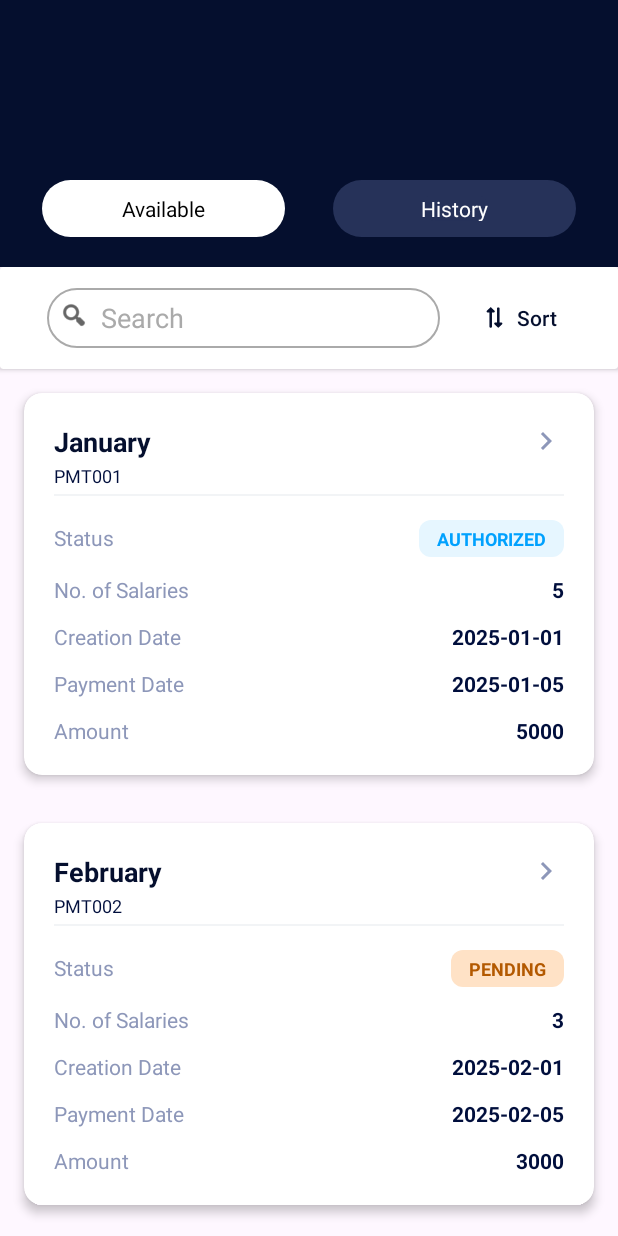
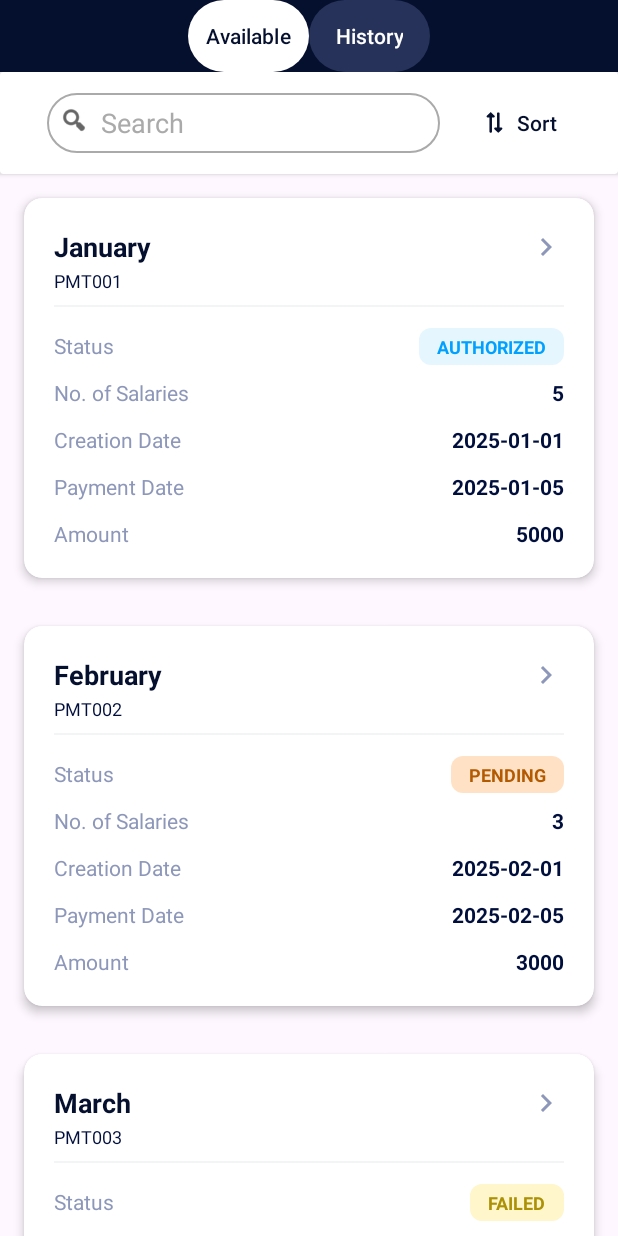
Before and after one commit to gaonkarswapnil/WPS_UI, an Android app: the screen it shows after launch (MainActivity), on a phone screen of 412 x 824 dp. Run offline under Robolectric (Android 15) with nearby library versions, the phone set to English and light mode, and no system bars; our stand-ins replace Shimmer.

Commit message:
view fix

```diff
--- a/app/src/main/java/com/example/wpsui/MainFragment.kt
+++ b/app/src/main/java/com/example/wpsui/MainFragment.kt
@@ -34,14 +34,18 @@ class MainFragment : Fragment() {
         binding.tabLayout.removeAllTabs()
 
         // Tab names
+//        val tabNames = listOf("Available", "History")
+//        for (name in tabNames) {
+//            val tab = binding.tabLayout.newTab()
+//            tab.setCustomView(R.layout.custom_tab)
+//            val textView = tab.customView?.findViewById<TextView>(R.id.tabText)
+//            textView?.text = name
+//            tab.customView?.isSelected = tab.position == 0 // select first tab by default
+//            binding.tabLayout.addTab(tab)
+//        }
         val tabNames = listOf("Available", "History")
         for (name in tabNames) {
-            val tab = binding.tabLayout.newTab()
-            tab.setCustomView(R.layout.custom_tab)
-            val textView = tab.customView?.findViewById<TextView>(R.id.tabText)
-            textView?.text = name
-            tab.customView?.isSelected = tab.position == 0 // select first tab by default
-            binding.tabLayout.addTab(tab)
+            binding.tabLayout.addTab(binding.tabLayout.newTab().setText(name))
         }
 
         // Tab selection listener
--- a/app/src/main/res/color/tab_text_selector.xml
+++ b/app/src/main/res/color/tab_text_selector.xml
@@ -1,5 +1,11 @@
 <?xml version="1.0" encoding="utf-8"?>
+<!--<selector xmlns:android="http://schemas.android.com/apk/res/android">-->
+<!--    <item android:state_selected="true" android:color="@android:color/black"/>-->
+<!--    <item android:color="@android:color/white"/>-->
+<!--</selector>-->
+
+
 <selector xmlns:android="http://schemas.android.com/apk/res/android">
-    <item android:state_selected="true" android:color="@android:color/black"/>
-    <item android:color="@android:color/white"/>
+    <item android:color="@color/dark_blue" android:state_selected="true"/>
+    <item android:color="@color/white"/>
 </selector>
--- a/app/src/main/res/layout/fragment_main.xml
+++ b/app/src/main/res/layout/fragment_main.xml
@@ -9,18 +9,19 @@
     <com.google.android.material.tabs.TabLayout
         android:id="@+id/tabLayout"
         android:layout_width="match_parent"
-        android:layout_height="178dp"
+        android:layout_height="wrap_content"
         android:background="@color/dark_blue"
-        android:paddingTop="100dp"
         app:layout_constraintEnd_toEndOf="parent"
         app:layout_constraintHorizontal_weight="1"
         app:layout_constraintStart_toStartOf="parent"
         app:layout_constraintTop_toTopOf="parent"
-        app:tabGravity="fill"
+        app:tabGravity="center"
         app:tabIndicatorHeight="0dp"
         app:tabMode="auto"
+
         app:tabRippleColor="@android:color/transparent"
-        app:tabTextAppearance="@style/CustomTabTextStyle" />
+        app:tabTextColor="@color/tab_text_selector"
+        app:tabBackground="@drawable/tab_background"/>
 
     <FrameLayout
         android:id="@+id/fragmentContainer"
--- a/app/src/main/res/layout/fragment_status_state.xml
+++ b/app/src/main/res/layout/fragment_status_state.xml
@@ -35,7 +35,7 @@
                 app:layout_constraintTop_toTopOf="parent"
                 app:layout_constraintStart_toStartOf="parent"
                 app:layout_constraintEnd_toEndOf="parent"
-               />
+                />
 
             <!-- Payroll Row -->
             <LinearLayout
@@ -133,7 +133,7 @@
                 android:paddingTop="16dp"
                 app:layout_constraintBottom_toBottomOf="parent">
 
-                <LinearLayout
+                <androidx.constraintlayout.widget.ConstraintLayout
                     android:id="@+id/content_layout"
                     android:orientation="vertical"
                     android:layout_width="match_parent"
@@ -151,7 +151,8 @@
                         app:layout_constraintEnd_toEndOf="parent"
                         app:layout_constraintHorizontal_bias="0.0"
                         app:layout_constraintStart_toStartOf="parent"
-                        app:layout_constraintTop_toBottomOf="@+id/ll_payroll">
+                        app:layout_constraintTop_toTopOf="parent"
+                        >
 
                         <androidx.constraintlayout.widget.ConstraintLayout
                             android:layout_width="match_parent"
@@ -216,7 +217,7 @@
                         android:id="@+id/cv_salaries"
                         android:layout_width="match_parent"
                         android:layout_height="wrap_content"
-                       android:layout_marginTop="32dp"
+                        android:layout_marginTop="32dp"
                         app:cardCornerRadius="16dp"
                         app:cardElevation="8dp"
                         app:layout_constraintEnd_toEndOf="parent"
@@ -431,6 +432,7 @@
                                 app:layout_constraintStart_toStartOf="parent"
                                 app:layout_constraintTop_toBottomOf="@id/tv_payment_date_label" />
 
+                            <!-- Description Section -->
                             <TextView
                                 android:id="@+id/tv_employer_name"
                                 android:layout_width="0dp"
@@ -440,10 +442,10 @@
                                 android:textColor="@color/label"
                                 android:textSize="14sp"
                                 app:layout_constraintEnd_toEndOf="parent"
+                                app:layout_constraintHorizontal_bias="0.0"
                                 app:layout_constraintStart_toStartOf="parent"
                                 app:layout_constraintTop_toBottomOf="@id/tv_employer_title" />
 
-                            <!-- Description Section -->
                             <TextView
                                 android:id="@+id/tv_description_title"
                                 android:layout_width="wrap_content"
@@ -484,17 +486,21 @@
                     </androidx.cardview.widget.CardView>
 
 
-                    <LinearLayout
+                    <androidx.constraintlayout.widget.ConstraintLayout
                         android:id="@+id/ll_authorize_payment"
                         android:layout_width="match_parent"
                         android:layout_height="wrap_content"
                         android:gravity="center"
                         android:orientation="vertical"
                         android:visibility="gone"
-                        android:layout_marginBottom="10dp"
+                        android:layout_marginTop="12dp"
+                        android:layout_marginBottom="12dp"
                         app:layout_constraintTop_toBottomOf="@+id/cv_status">
 
                         <Button
+                            app:layout_constraintTop_toTopOf="parent"
+                            app:layout_constraintStart_toStartOf="parent"
+                            app:layout_constraintEnd_toEndOf="parent"
                             android:id="@+id/btn_authorize"
                             android:layout_width="match_parent"
                             android:layout_height="wrap_content"
@@ -508,29 +514,37 @@
                             app:backgroundTint="@color/dark_blue" />
 
                         <Button
+                            app:layout_constraintTop_toBottomOf="@id/btn_authorize"
+                            app:layout_constraintEnd_toEndOf="@id/btn_authorize"
+                            app:layout_constraintStart_toStartOf="@id/btn_authorize"
                             android:id="@+id/btn_reject"
                             android:layout_width="match_parent"
                             android:layout_height="wrap_content"
                             android:text="@string/reject"
                             android:textColor="@color/dark_blue"
+                            android:layout_marginTop="10dp"
                             android:textSize="16sp"
                             android:textStyle="bold"
                             android:paddingVertical="10dp"
                             app:background="@drawable/bg_button_secondary"
                             app:backgroundTint="@color/divider" />
 
-                    </LinearLayout>
+                    </androidx.constraintlayout.widget.ConstraintLayout>
 
 
-                    <LinearLayout
+                    <androidx.constraintlayout.widget.ConstraintLayout
                         android:id="@+id/ll_cancel_payment"
                         android:layout_width="match_parent"
                         android:layout_height="wrap_content"
                         android:gravity="center"
+                        android:layout_marginTop="12dp"
                         android:orientation="vertical"
-                        android:layout_marginBottom="10dp"
+                        android:layout_marginBottom="12dp"
                         app:layout_constraintTop_toBottomOf="@+id/cv_status">
                         <Button
+                            app:layout_constraintTop_toTopOf="parent"
+                            app:layout_constraintEnd_toEndOf="parent"
+                            app:layout_constraintStart_toStartOf="parent"
                             android:id="@+id/btn_cancel_payment"
                             android:layout_width="match_parent"
                             android:layout_height="wrap_content"
@@ -541,9 +555,9 @@
                             android:textSize="16sp"
                             android:paddingVertical="10dp"
                             android:textStyle="bold" />
-                    </LinearLayout>
+                    </androidx.constraintlayout.widget.ConstraintLayout>
 
-                </LinearLayout>
+                </androidx.constraintlayout.widget.ConstraintLayout>
 
             </androidx.core.widget.NestedScrollView>
         </androidx.constraintlayout.widget.ConstraintLayout>
--- a/app/src/main/res/layout/payroll_layout.xml
+++ b/app/src/main/res/layout/payroll_layout.xml
@@ -9,44 +9,31 @@
     app:cardElevation="4dp"
     app:cardBackgroundColor="@android:color/white">
 
-    <LinearLayout
+    <androidx.constraintlayout.widget.ConstraintLayout
         android:layout_width="match_parent"
         android:layout_height="wrap_content"
-        android:orientation="vertical"
         android:padding="20dp">
-
-        <!-- Header Section -->
-        <LinearLayout
-            android:layout_width="match_parent"
-            android:layout_height="wrap_content"
-            android:orientation="vertical"
-            android:layout_marginBottom="4dp">
-
-            <LinearLayout
-                android:layout_width="match_parent"
-                android:layout_height="0dp"
-                android:layout_weight="1"
-                android:orientation="horizontal">
 
         <TextView
             android:id="@+id/tvPayrollTitle"
-                    android:layout_width="wrap_content"
+            android:layout_width="0dp"
             android:layout_height="wrap_content"
             android:textColor="@color/dark_blue"
             android:textSize="18sp"
-                    android:layout_weight="1"
-                    android:textStyle="bold" />
+            android:textStyle="bold"
+            app:layout_constraintTop_toTopOf="parent"
+            app:layout_constraintStart_toStartOf="parent"
+            app:layout_constraintEnd_toStartOf="@id/ivArrowRight" />
 
         <ImageView
             android:id="@+id/ivArrowRight"
             android:layout_width="24dp"
             android:layout_height="24dp"
-                    android:layout_weight="0"
-                    android:layout_gravity="end"
             android:src="@drawable/icon_right"
-                    app:tint="@color/midtone" />
-
-            </LinearLayout>
+            app:tint="@color/midtone"
+            app:layout_constraintTop_toTopOf="@id/tvPayrollTitle"
+            app:layout_constraintBottom_toBottomOf="@id/tvPayrollTitle"
+            app:layout_constraintEnd_toEndOf="parent" />
 
         <TextView
             android:id="@+id/tvPayrollRef"
@@ -54,40 +41,32 @@
             android:layout_height="wrap_content"
             android:layout_marginTop="2dp"
             android:textColor="@color/payroll_text"
-                android:textSize="12sp" />
+            android:textSize="12sp"
+            app:layout_constraintTop_toBottomOf="@id/tvPayrollTitle"
+            app:layout_constraintStart_toStartOf="parent" />
 
-
-
-
-
-        </LinearLayout>
-        <!-- Divider -->
         <View
-            android:layout_width="match_parent"
+            android:id="@+id/divider"
+            android:layout_width="0dp"
             android:layout_height="1dp"
-            android:background="@color/divider" />
-
-        <!-- Details Section -->
-        <LinearLayout
-            android:layout_width="match_parent"
-            android:layout_height="wrap_content"
-            android:orientation="vertical"
-            android:layout_marginTop="16dp">
-
-            <!-- Status Row -->
-            <LinearLayout
-                android:layout_width="match_parent"
-                android:layout_height="wrap_content"
-                android:orientation="horizontal"
-                android:layout_marginBottom="12dp">
+            android:layout_marginTop="8dp"
+            android:background="@color/divider"
+            app:layout_constraintTop_toBottomOf="@id/tvPayrollRef"
+            app:layout_constraintStart_toStartOf="parent"
+            app:layout_constraintEnd_toEndOf="parent" />
 
         <TextView
+            android:id="@+id/tvStatusLabel"
             android:layout_width="0dp"
             android:layout_height="wrap_content"
-                    android:layout_weight="1"
+            android:layout_marginTop="16dp"
             android:text="@string/status"
             android:textColor="@color/midtone"
-                    android:textSize="14sp" />
+            android:textSize="14sp"
+            app:layout_constraintTop_toBottomOf="@id/divider"
+            app:layout_constraintStart_toStartOf="parent"
+            app:layout_constraintEnd_toStartOf="@id/tvStatus" />
+
 
         <TextView
             android:id="@+id/tvStatus"
@@ -99,24 +78,21 @@
             android:text="COMPLETED"
             android:textColor="@color/green"
             android:textSize="12sp"
-                    android:textStyle="bold" />
-
-            </LinearLayout>
-
-            <!-- No. of Salaries Row -->
-            <LinearLayout
-                android:layout_width="match_parent"
-                android:layout_height="wrap_content"
-                android:orientation="horizontal"
-                android:layout_marginBottom="12dp">
+            android:textStyle="bold"
+            app:layout_constraintBaseline_toBaselineOf="@id/tvStatusLabel"
+            app:layout_constraintEnd_toEndOf="parent" />
 
         <TextView
+            android:id="@+id/tvNoOfSalariesLabel"
             android:layout_width="0dp"
             android:layout_height="wrap_content"
-                    android:layout_weight="1"
+            android:layout_marginTop="12dp"
             android:text="@string/no_of_salaries"
             android:textColor="@color/midtone"
-                    android:textSize="14sp" />
+            android:textSize="14sp"
+            app:layout_constraintTop_toBottomOf="@id/tvStatusLabel"
+            app:layout_constraintStart_toStartOf="parent"
+            app:layout_constraintEnd_toStartOf="@id/tvNoOfSalaries" />
 
         <TextView
             android:id="@+id/tvNoOfSalaries"
@@ -124,24 +100,22 @@
             android:layout_height="wrap_content"
             android:textColor="@color/payroll_text"
             android:textSize="14sp"
-                    android:textStyle="bold" />
+            android:textStyle="bold"
+            app:layout_constraintBaseline_toBaselineOf="@id/tvNoOfSalariesLabel"
+            app:layout_constraintEnd_toEndOf="parent" />
 
-            </LinearLayout>
-
-            <!-- Creation Date Row -->
-            <LinearLayout
-                android:layout_width="match_parent"
-                android:layout_height="wrap_content"
-                android:orientation="horizontal"
-                android:layout_marginBottom="12dp">
 
         <TextView
+            android:id="@+id/tvCreationDateLabel"
             android:layout_width="0dp"
             android:layout_height="wrap_content"
-                    android:layout_weight="1"
+            android:layout_marginTop="12dp"
             android:text="@string/creation_date"
             android:textColor="@color/midtone"
-                    android:textSize="14sp" />
+            android:textSize="14sp"
+            app:layout_constraintTop_toBottomOf="@id/tvNoOfSalariesLabel"
+            app:layout_constraintStart_toStartOf="parent"
+            app:layout_constraintEnd_toStartOf="@id/tvCreationDate" />
 
         <TextView
             android:id="@+id/tvCreationDate"
@@ -149,24 +123,21 @@
             android:layout_height="wrap_content"
             android:textColor="@color/payroll_text"
             android:textSize="14sp"
-                    android:textStyle="bold" />
-
-            </LinearLayout>
-
-            <!-- Payment Date Row -->
-            <LinearLayout
-                android:layout_width="match_parent"
-                android:layout_height="wrap_content"
-                android:orientation="horizontal"
-                android:layout_marginBottom="12dp">
+            android:textStyle="bold"
+            app:layout_constraintBaseline_toBaselineOf="@id/tvCreationDateLabel"
+            app:layout_constraintEnd_toEndOf="parent" />
 
         <TextView
+            android:id="@+id/tvPaymentDateLabel"
             android:layout_width="0dp"
             android:layout_height="wrap_content"
-                    android:layout_weight="1"
+            android:layout_marginTop="12dp"
             android:text="@string/payment_date"
             android:textColor="@color/midtone"
-                    android:textSize="14sp" />
+            android:textSize="14sp"
+            app:layout_constraintTop_toBottomOf="@id/tvCreationDateLabel"
+            app:layout_constraintStart_toStartOf="parent"
+            app:layout_constraintEnd_toStartOf="@id/tvPaymentDate" />
 
         <TextView
             android:id="@+id/tvPaymentDate"
@@ -174,23 +145,21 @@
             android:layout_height="wrap_content"
             android:textColor="@color/payroll_text"
             android:textSize="14sp"
-                    android:textStyle="bold" />
-
-            </LinearLayout>
-
-            <!-- Amount Row -->
-            <LinearLayout
-                android:layout_width="match_parent"
-                android:layout_height="wrap_content"
-                android:orientation="horizontal">
+            android:textStyle="bold"
+            app:layout_constraintBaseline_toBaselineOf="@id/tvPaymentDateLabel"
+            app:layout_constraintEnd_toEndOf="parent" />
 
         <TextView
+            android:id="@+id/tvAmountLabel"
             android:layout_width="0dp"
             android:layout_height="wrap_content"
-                    android:layout_weight="1"
+            android:layout_marginTop="12dp"
             android:text="@string/amount"
             android:textColor="@color/midtone"
-                    android:textSize="14sp" />
+            android:textSize="14sp"
+            app:layout_constraintTop_toBottomOf="@id/tvPaymentDateLabel"
+            app:layout_constraintStart_toStartOf="parent"
+            app:layout_constraintEnd_toStartOf="@id/tvAmount" />
 
         <TextView
             android:id="@+id/tvAmount"
@@ -198,16 +167,14 @@
             android:layout_height="wrap_content"
             android:textColor="@color/payroll_text"
             android:textSize="14sp"
-                    android:textStyle="bold" />
+            android:textStyle="bold"
+            app:layout_constraintBaseline_toBaselineOf="@id/tvAmountLabel"
+            app:layout_constraintEnd_toEndOf="parent" />
 
-            </LinearLayout>
 
-        </LinearLayout>
-
-        <!-- Button Section -->
         <Button
             android:id="@+id/btnReviewPayment"
-            android:layout_width="match_parent"
+            android:layout_width="0dp"
             android:layout_height="48dp"
             android:layout_marginTop="20dp"
             android:visibility="gone"
@@ -216,7 +183,10 @@
             android:textColor="@android:color/white"
             android:textSize="16sp"
             android:textStyle="bold"
-            android:textAllCaps="false" />
+            android:textAllCaps="false"
+            app:layout_constraintTop_toBottomOf="@id/tvAmountLabel"
+            app:layout_constraintStart_toStartOf="parent"
+            app:layout_constraintEnd_toEndOf="parent" />
 
-    </LinearLayout>
+    </androidx.constraintlayout.widget.ConstraintLayout>
 </androidx.cardview.widget.CardView>
```
Lines whose indentation alone changed are shown as unchanged.
